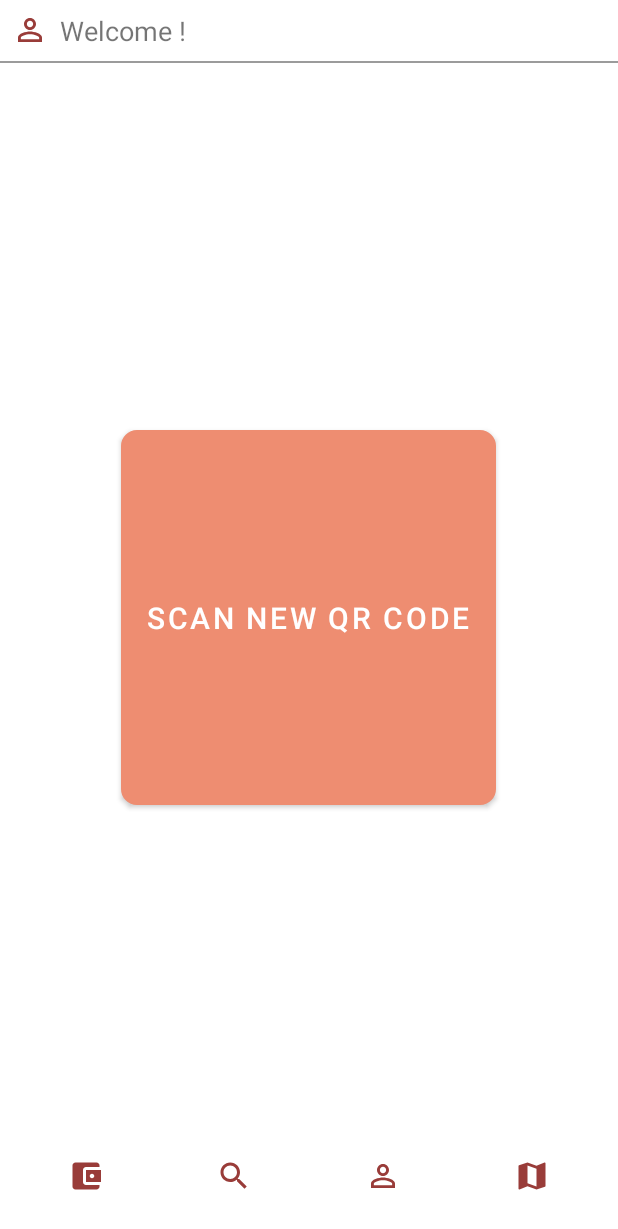
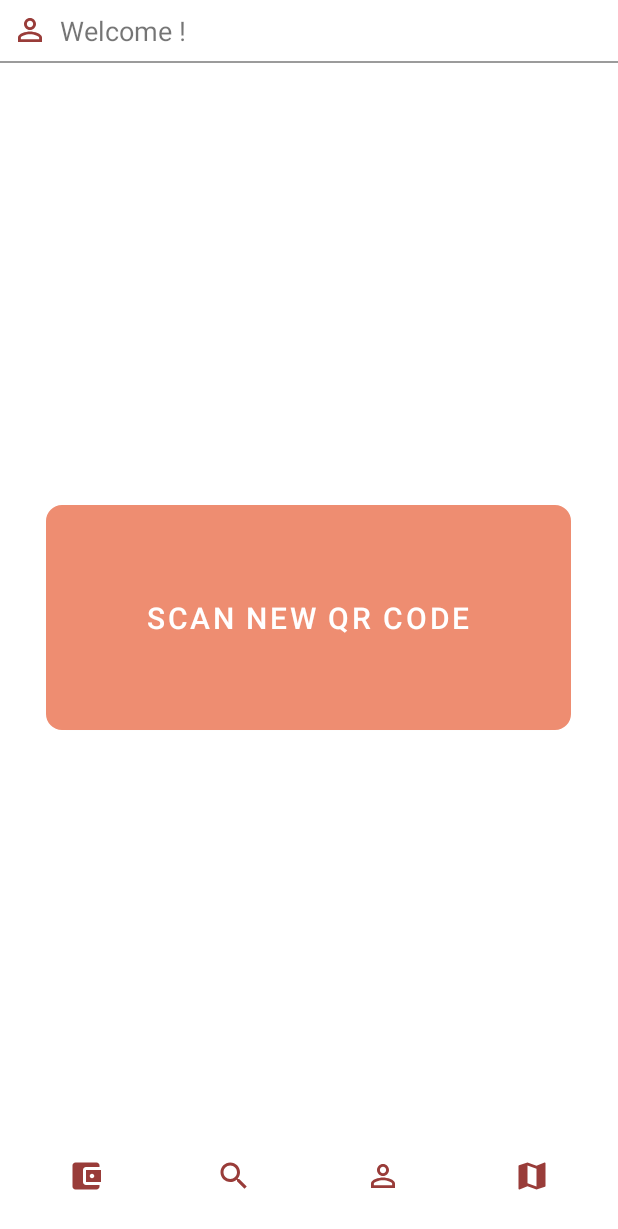
Before and after one commit to CMPUT301W23T32/lordofthewings, an Android app: the HomePage screen opened directly, with no data from a screen before it, on a phone screen of 412 x 824 dp. Shown: the top 1229 px of the screen. Run offline under Robolectric (Android 15) with nearby library versions, the phone set to English and light mode, and no system bars.

```diff
--- a/code/app/src/main/res/layout/home_page.xml
+++ b/code/app/src/main/res/layout/home_page.xml
@@ -41,8 +41,8 @@
     <!-- QR code scanner button -->
     <Button
         android:id="@+id/scanButton"
-        android:layout_width="250dp"
-        android:layout_height="250dp"
+        android:layout_width="350dp"
+        android:layout_height="150dp"
         android:layout_centerInParent="true"
         android:background="@drawable/rounded_md"
         android:text="Scan New QR code"
```
Also changed, not shown: 1 other file.
